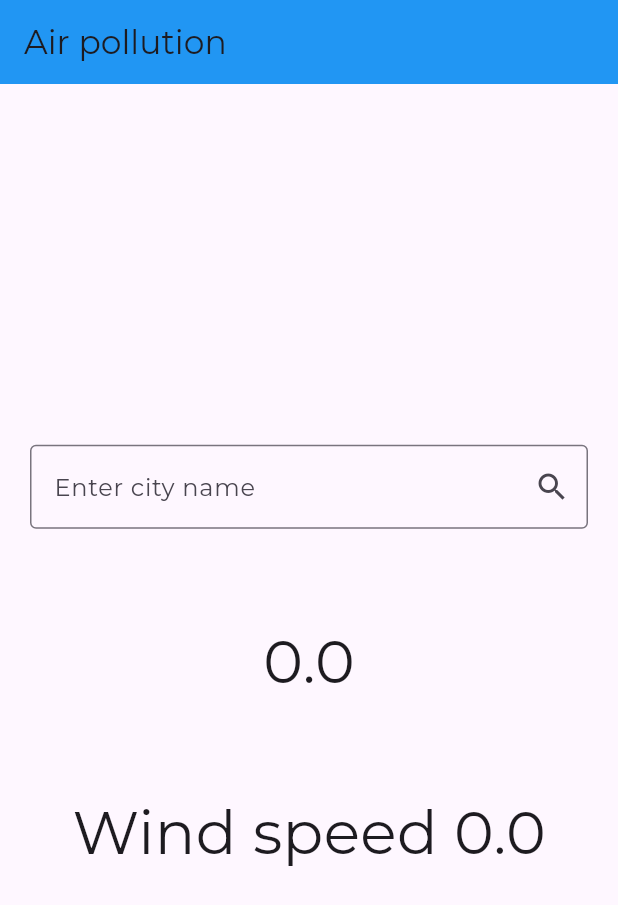
After one commit to rahimov27/weather_app_flutter, a Flutter app: the SearchScreen screen opened directly, on a phone screen of 412 x 824 dp. The commit adds this screen. Shown: the top 905 px of the screen. Run offline on Flutter 3.47's test engine with Material 3 defaults, Android fonts, the phone set to English and light mode, and no system bars; our stand-ins replace dio, geolocator, google_fonts; network calls fail.

Commit message:
search page added

```diff
--- /dev/null
+++ b/lib/ui/search_screen.dart
@@ -0,0 +1,92 @@
+import 'package:dio/dio.dart';
+import 'package:flutter/material.dart';
+
+class SearchScreen extends StatefulWidget {
+  const SearchScreen({super.key});
+
+  @override
+  State<SearchScreen> createState() => _SearchScreenState();
+}
+
+class _SearchScreenState extends State<SearchScreen> {
+  TextEditingController controller = TextEditingController();
+  String cityLat = '';
+  String cityLon = '';
+
+  double weatherTemp = 0;
+  String cityName = '';
+  double windSpeed = 0;
+
+  @override
+  Widget build(BuildContext context) {
+    return Scaffold(
+      appBar: AppBar(
+        automaticallyImplyLeading: false,
+        title: const Text("Air pollution"),
+        backgroundColor: Colors.blue,
+      ),
+      body: Center(
+        child: Padding(
+          padding: const EdgeInsets.all(20.0),
+          child: Column(
+            mainAxisAlignment: MainAxisAlignment.center,
+            children: [
+              TextField(
+                controller: controller,
+                decoration: InputDecoration(
+                    border: const OutlineInputBorder(),
+                    hintText: "Enter city name",
+                    suffixIcon: IconButton(
+                      icon: const Icon(Icons.search),
+                      onPressed: () {
+                        getData();
+                        controller.text = '';
+                      },
+                    )),
+              ),
+              const SizedBox(
+                height: 30,
+              ),
+              const SizedBox(
+                height: 30,
+              ),
+              Text(
+                weatherTemp.toString(),
+                style: TextStyle(fontSize: 40),
+              ),
+              Text(
+                cityName,
+                style: TextStyle(fontSize: 40),
+              ),
+              Text(
+                "Wind speed $windSpeed",
+                style: TextStyle(fontSize: 40),
+              ),
+            ],
+          ),
+        ),
+      ),
+    );
+  }
+
+  Future<void> getData() async {
+    final dio = Dio();
+
+    final response = await dio.get(
+        'http://api.openweathermap.org/geo/1.0/direct?q=${controller.text}&limit=5&appid=e4c7d413beed7d8cc6521ae67ca4d8f0');
+    // print(response.data);
+    // print(response.data["lat"]);
+    cityLat = response.data[0]["lat"].toString();
+    cityLon = response.data[0]["lon"].toString();
+    // print(cityLat);
+    // print(cityLon);
+    // cityLat = response.data["lat"];
+    final responseWeatherCity = await dio.get(
+        "https://api.openweathermap.org/data/2.5/weather?lat=${cityLat}&lon=${cityLon}&appid=e4c7d413beed7d8cc6521ae67ca4d8f0&units=metric");
+    print(responseWeatherCity.data);
+    weatherTemp = responseWeatherCity.data["main"]["temp"];
+    cityName = responseWeatherCity.data["name"];
+    windSpeed = responseWeatherCity.data["wind"]["speed"];
+    setState(() {});
+  }
+}
```
Also changed, not shown: lib/ui/cities_screen.dart (+87 -18 lines), lib/ui/pages_screen.dart (+2 -8 lines), lib/ui/weather_screen.dart (+6 -3 lines), 1 other file.
